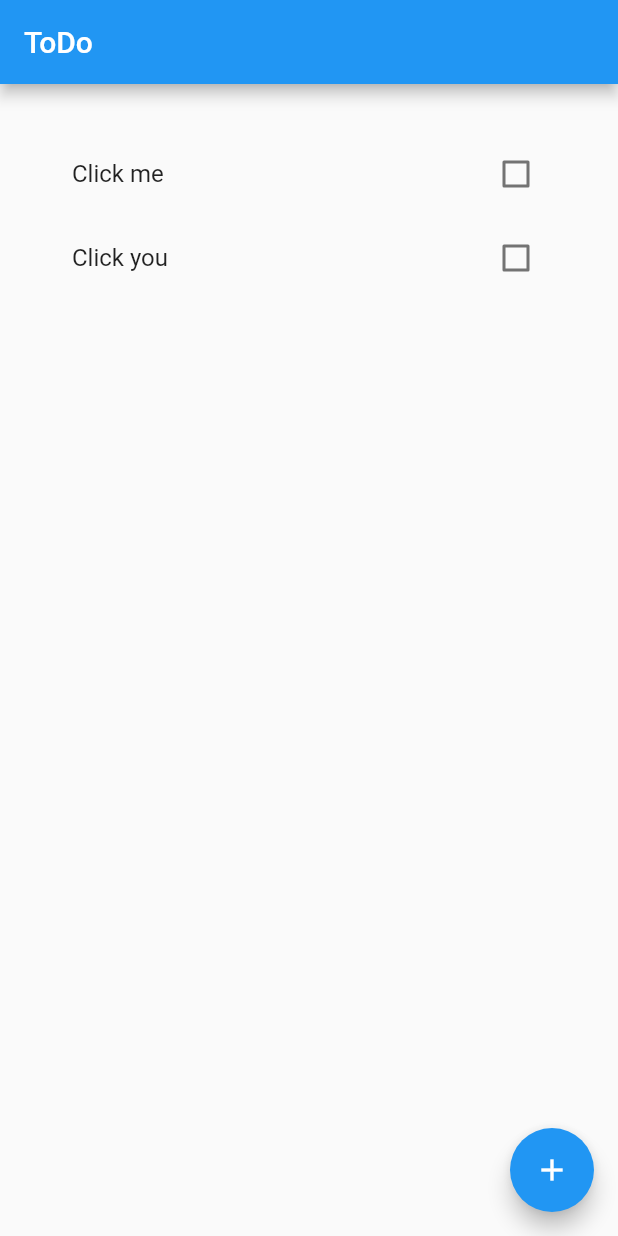
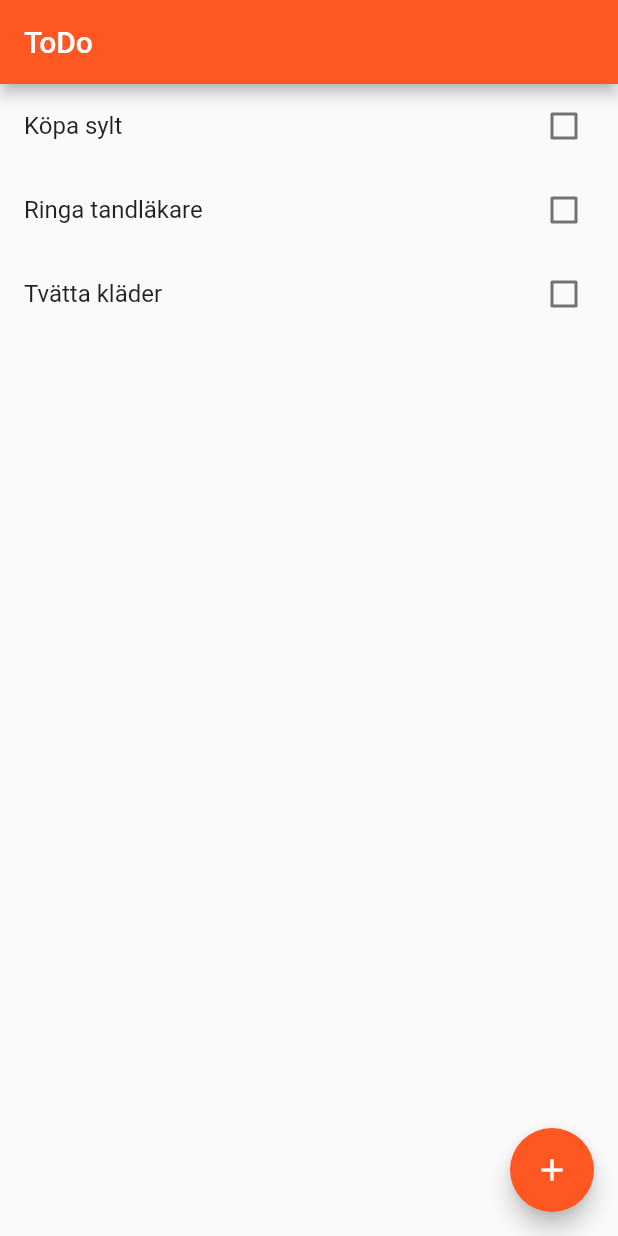
Before and after one commit to gu-tig169/gusfilax, a Flutter app: the screen it shows after launch, on a phone screen of 412 x 824 dp. Run offline on Flutter 3.47's test engine with Material 2 defaults, Android fonts, the phone set to English and light mode, and no system bars.

Commit message:
Layout klar

```diff
--- a/lib/main.dart
+++ b/lib/main.dart
@@ -1,7 +1,18 @@
 import 'package:flutter/material.dart';
+
+class Task {
+  final String title;
+
+  Task({this.title});
+}
 
 void main() {
   runApp(MaterialApp(
+    theme: ThemeData(
+      // Define the default brightness and colors.
+
+      accentColor: Colors.deepOrange,
+    ),
     home: MyApp(),
   ));
 }
@@ -12,45 +23,69 @@ class MyApp extends StatefulWidget {
 }
 
 class MyAppState extends State<MyApp> {
-  bool _isChecked = false;
+  Map<String, bool> values = {
+    'Köpa sylt': false,
+    'Ringa tandläkare': false,
+    'Tvätta kläder': false,
+  };
+  // var _value = false;
 
-  void onChanged(bool value) {
-    setState(() {
-      _isChecked = value;
-    });
-  }
+  // final tasks = [
+  //   Task(title: "Köpa tröja"),
+  //   Task(title: "Ringa tandläkare"),
+  //   Task(title: "Köpa sylt")
+  // ];
+
+  // bool _isChecked = false;
+
+  // void onChanged(bool value) {
+  //   setState(() {
+  //     _isChecked = value;
+  //   });
+  // }
 
   @override
   Widget build(BuildContext context) {
     return new Scaffold(
       appBar: AppBar(
+        backgroundColor: Colors.deepOrange,
         title: Text("ToDo"),
       ),
-      body: Container(
-        padding: EdgeInsets.all(32.0),
-        child: Center(
-          child: Column(
-            children: [
-              new CheckboxListTile(
-                title: Text("Click me"),
-                value: _isChecked,
-                activeColor: Colors.orange,
-                onChanged: (bool value) {
-                  onChanged(value);
-                },
-              ),
-              new CheckboxListTile(
-                title: Text("Click you"),
-                value: _isChecked,
-                activeColor: Colors.orange,
-                onChanged: (bool value) {
-                  onChanged(value);
-                },
-              )
-            ],
-          ),
-        ),
+      body: ListView(
+        children: values.keys.map((String key) {
+          return CheckboxListTile(
+            title: Text(key),
+            value: values[key],
+            onChanged: (bool value) {
+              setState(() {
+                values[key] = value;
+              });
+            },
+          );
+        }).toList(),
       ),
+      //   children: [
+      //     CheckboxListTile(
+      //       title: Text(tasks),
+      //       value: _value,
+      //       onChanged: (value) {
+      //         setState(() {
+      //           _value = value;
+      //         });
+      //       },
+      //     )
+      //   ],
+      // ),
+      // body: ListView.builder(
+      //   itemCount: tasks.length,
+      //   itemBuilder: (context, index) {
+      //     final task = tasks[index];
+      //     return ListTile(
+      //       title: Text(task.title),
+      //       trailing: Icon(Icons.check_box_outline_blank),
+      //     );
+      //   },
+      // ),
       floatingActionButton: FloatingActionButton(
         onPressed: () {
           Navigator.push(
@@ -98,7 +133,7 @@ class MyTextInputState extends State<MyTextInput> {
   Widget build(BuildContext context) {
     return Scaffold(
       appBar: AppBar(
-        title: Text("input Text"),
+        title: Text("New task"),
         backgroundColor: Colors.deepOrange,
       ),
       body: Container(
@@ -123,6 +158,7 @@ class MyTextInputState extends State<MyTextInput> {
                   _isChecked ? Icons.add : Icons.add_box,
                   color: _isChecked ? Colors.red : null,
                 ),
+
                 // onTap: () {
                 //   setState(() {
                 //     _isChecked = value;
@@ -152,3 +188,53 @@ class MyTextInputState extends State<MyTextInput> {
     );
   }
 }
+
+class CustomCheckbox extends StatefulWidget {
+  @override
+  CheckboxWidget createState() => new CheckboxWidget();
+}
+
+class CheckboxWidget extends State {
+  bool isChecked = true;
+
+  var checkedResult = 'Checkbox is CHECKED';
+
+  void toggleCheckbox(bool value) {
+    if (isChecked == false) {
+      // Put your code here which you want to execute on CheckBox Checked event.
+      setState(() {
+        isChecked = true;
+        checkedResult = 'Checkbox is CHECKED';
+      });
+    } else {
+      // Put your code here which you want to execute on CheckBox Un-Checked event.
+      setState(() {
+        isChecked = false;
+        checkedResult = 'Checkbox is UN-CHECKED';
+      });
+    }
+  }
+
+  @override
+  Widget build(BuildContext context) {
+    return Column(mainAxisAlignment: MainAxisAlignment.center, children: [
+      Transform.scale(
+        scale: 1.5,
+        child: Checkbox(
+          value: isChecked,
+          onChanged: (value) {
+            toggleCheckbox(value);
+          },
+          activeColor: Colors.green,
+          checkColor: Colors.white,
+          tristate: false,
+        ),
+      ),
+      Text(
+        '$checkedResult',
+        style: TextStyle(fontSize: 21),
+        textAlign: TextAlign.center,
+      )
+    ]);
+  }
+}
```
